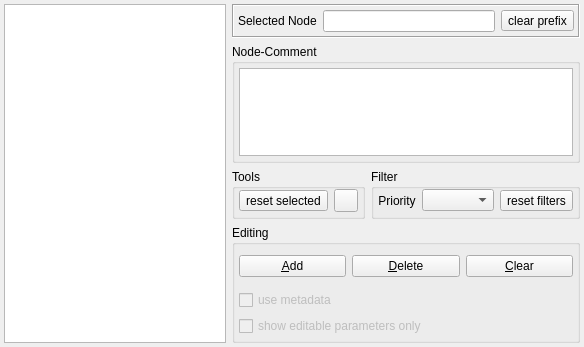
Above: src/ObjectInspector.ui from flowexpert/charon before the change. Below: the same form after it.
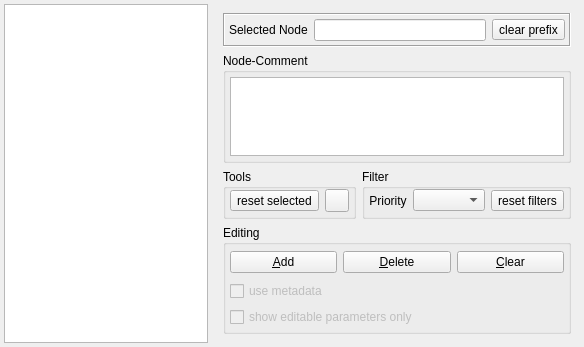
That is the form after the change. Icons and pictures are not drawn. Custom widgets are drawn as their Qt base class.

Commit message: added option to hide tools during widget creation

```diff
--- a/src/ObjectInspector.ui
+++ b/src/ObjectInspector.ui
@@ -49,7 +49,8 @@
     </widget>
    </item>
    <item>
-    <layout class="QVBoxLayout" name="verticalLayout">
+    <widget class="QWidget" name="tools" native="true">
+     <layout class="QVBoxLayout" name="toolLayout">
      <item>
       <widget class="QFrame" name="prefixFrame">
        <property name="sizePolicy">
@@ -303,6 +304,7 @@
       </widget>
      </item>
     </layout>
+    </widget>
    </item>
   </layout>
  </widget>
```
Left out of the diff: 56 changed lines with no effect on the pictures. Lines whose indentation alone changed are shown as unchanged. The commit also changes 2 other files.
